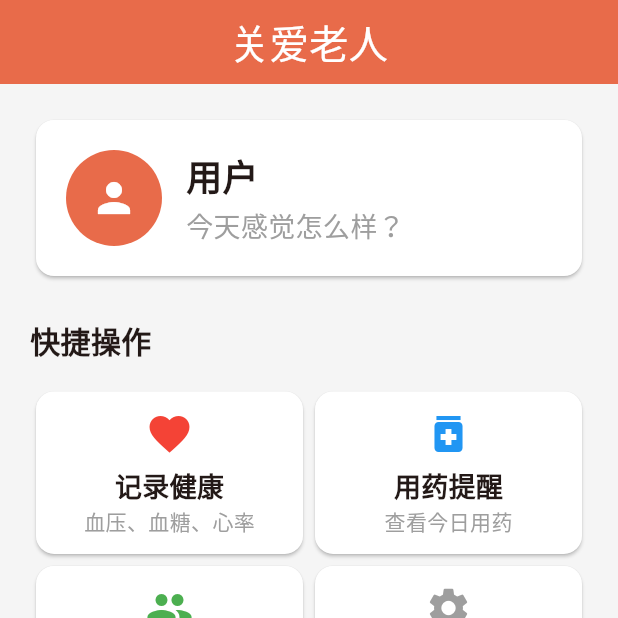
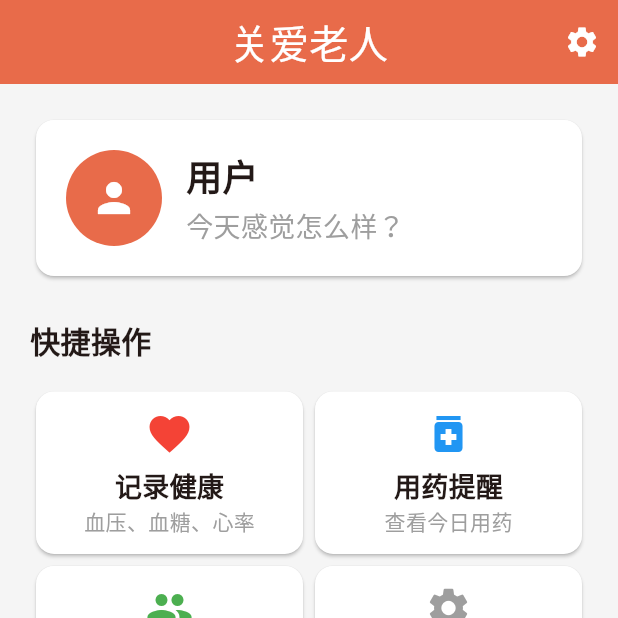
Before and after one commit to Yqghlx/CareForTheOld, a Flutter app: the ElderHomePage screen opened by its route, on a phone screen of 412 x 824 dp, the top half of it. Run offline on Flutter 3.47's test engine with Material 3 defaults, Android fonts, the phone set to English and light mode, and no system bars; our stand-ins replace dio, flutter_riverpod, go_router, shared_preferences; accounts and stored records are empty; Roboto replaces fonts that are missing (PingFangSC).

Commit message:
feat: 老人端 AppBar 添加设置按钮方便退出登录
在老人端首页 AppBar 右上角增加设置图标，点击可弹出
设置对话框查看用户信息和退出登录，与子女端保持一致。

Co-Authored-By: Claude Opus 4.6 <noreply@anthropic.com>

```diff
--- a/flutter_client/lib/features/elder/pages/elder_home_page.dart
+++ b/flutter_client/lib/features/elder/pages/elder_home_page.dart
@@ -33,6 +33,12 @@ class _ElderHomePageState extends ConsumerState<ElderHomePage> {
         appBar: AppBar(
           title: const Text('关爱老人'),
           automaticallyImplyLeading: false,
+          actions: [
+            IconButton(
+              icon: const Icon(Icons.settings),
+              onPressed: () => _showSettingsDialog(),
+            ),
+          ],
         ),
         body: _buildBody(),
         bottomNavigationBar: BottomNavigationBar(
```
